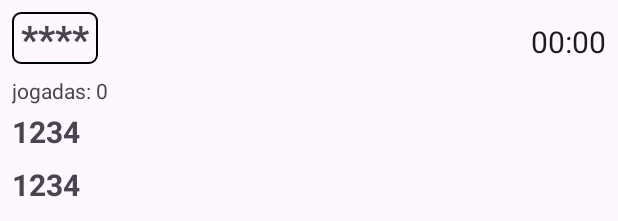
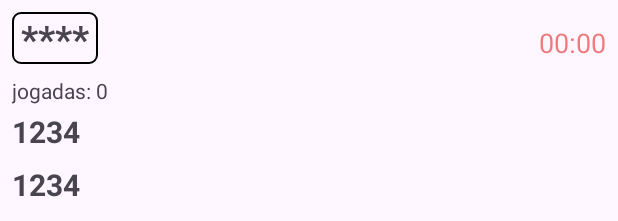
Before and after one commit to mayconmpadev/TiroMosca, an Android app: the layout activity_praticar.xml on its own in the app's theme, with its tools: preview values and no code run, on a phone screen of 412 x 824 dp. Shown: the top 221 px of the screen. Run offline under Robolectric (Android 15) with nearby library versions, the phone set to English and light mode, and no system bars.

Commit message:
segundo 06/11/2023

```diff
--- a/app/src/main/res/layout/activity_praticar.xml
+++ b/app/src/main/res/layout/activity_praticar.xml
@@ -39,8 +39,9 @@
        <Chronometer
            android:layout_width="wrap_content"
            android:layout_height="wrap_content"
+           android:textColor="@color/red"
            tools:targetApi="TIRAMISU"
-           android:textSize="20sp"
+           android:textSize="18sp"
            android:id="@+id/cronometro">
 
        </Chronometer>
```
